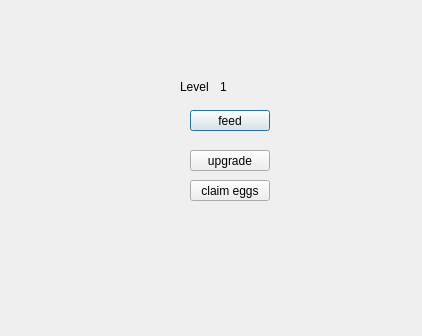
This is chicken_coop.ui in mohammadfattahi11/AP_Project as Qt 5 draws it before an edit. The edited form follows.
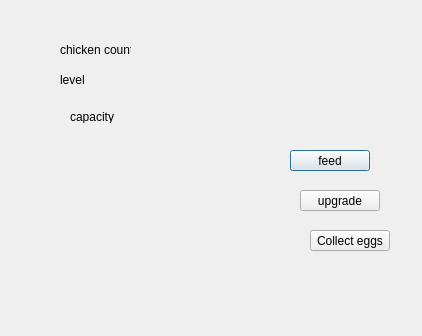
This is the edited form.

Commit message: chicken cow sheep came

```diff
--- a/chicken_coop.ui
+++ b/chicken_coop.ui
@@ -13,37 +13,11 @@
   <property name="windowTitle">
    <string>Dialog</string>
   </property>
-  <widget class="QLabel" name="label">
-   <property name="geometry">
-    <rect>
-     <x>180</x>
-     <y>80</y>
-     <width>47</width>
-     <height>13</height>
-    </rect>
-   </property>
-   <property name="text">
-    <string>Level</string>
-   </property>
-  </widget>
-  <widget class="QLabel" name="label_2">
-   <property name="geometry">
-    <rect>
-     <x>220</x>
-     <y>80</y>
-     <width>47</width>
-     <height>13</height>
-    </rect>
-   </property>
-   <property name="text">
-    <string>1</string>
-   </property>
-  </widget>
   <widget class="QPushButton" name="feed">
    <property name="geometry">
     <rect>
-     <x>190</x>
-     <y>110</y>
+     <x>290</x>
+     <y>150</y>
      <width>80</width>
      <height>21</height>
     </rect>
@@ -55,8 +29,8 @@
   <widget class="QPushButton" name="upgrade">
    <property name="geometry">
     <rect>
-     <x>190</x>
-     <y>150</y>
+     <x>300</x>
+     <y>190</y>
      <width>80</width>
      <height>21</height>
     </rect>
@@ -68,14 +42,92 @@
   <widget class="QPushButton" name="claim_eggs">
    <property name="geometry">
     <rect>
-     <x>190</x>
-     <y>180</y>
+     <x>310</x>
+     <y>230</y>
      <width>80</width>
      <height>21</height>
     </rect>
    </property>
    <property name="text">
-    <string>claim eggs</string>
+    <string>Collect eggs</string>
+   </property>
+  </widget>
+  <widget class="QLabel" name="label">
+   <property name="geometry">
+    <rect>
+     <x>60</x>
+     <y>40</y>
+     <width>71</width>
+     <height>20</height>
+    </rect>
+   </property>
+   <property name="text">
+    <string>chicken count</string>
+   </property>
+  </widget>
+  <widget class="QLabel" name="label_2">
+   <property name="geometry">
+    <rect>
+     <x>60</x>
+     <y>70</y>
+     <width>61</width>
+     <height>20</height>
+    </rect>
+   </property>
+   <property name="text">
+    <string>level</string>
+   </property>
+  </widget>
+  <widget class="QLabel" name="label_3">
+   <property name="geometry">
+    <rect>
+     <x>70</x>
+     <y>110</y>
+     <width>47</width>
+     <height>13</height>
+    </rect>
+   </property>
+   <property name="text">
+    <string>capacity</string>
+   </property>
+  </widget>
+  <widget class="QLabel" name="count">
+   <property name="geometry">
+    <rect>
+     <x>150</x>
+     <y>40</y>
+     <width>47</width>
+     <height>13</height>
+    </rect>
+   </property>
+   <property name="text">
+    <string/>
+   </property>
+  </widget>
+  <widget class="QLabel" name="level">
+   <property name="geometry">
+    <rect>
+     <x>150</x>
+     <y>70</y>
+     <width>47</width>
+     <height>13</height>
+    </rect>
+   </property>
+   <property name="text">
+    <string/>
+   </property>
+  </widget>
+  <widget class="QLabel" name="capacity">
+   <property name="geometry">
+    <rect>
+     <x>150</x>
+     <y>110</y>
+     <width>47</width>
+     <height>13</height>
+    </rect>
+   </property>
+   <property name="text">
+    <string/>
    </property>
   </widget>
  </widget>
```
Left out of the diff: 2 changed lines with no effect on the pictures. The commit also changes 36 other files.
